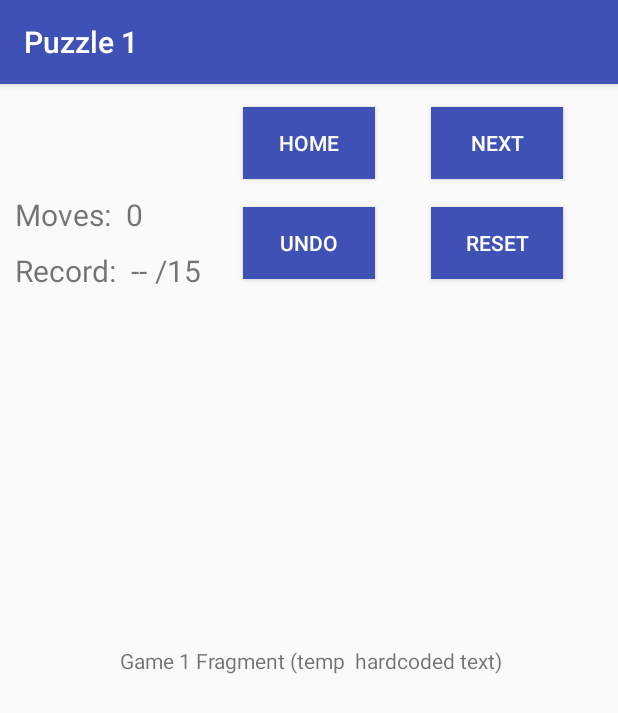
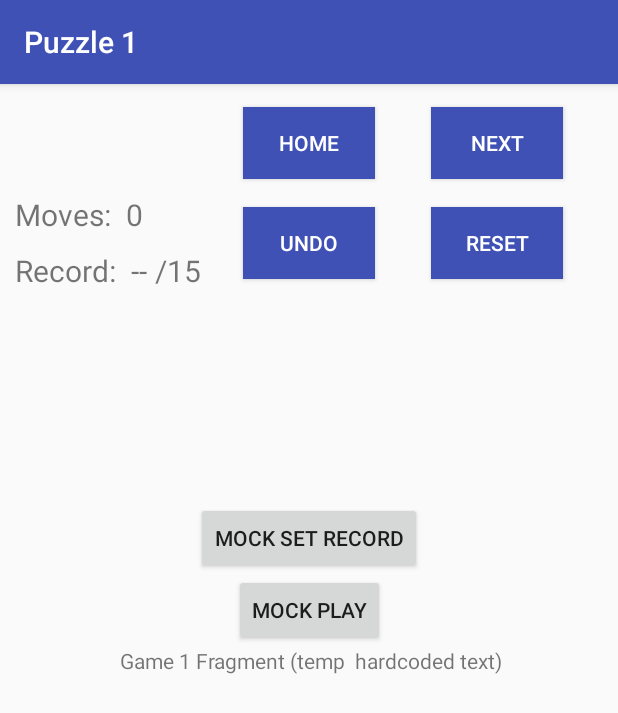
Before and after one commit to xam100/log8405, an Android app: the Play1Fragment screen opened through its navigation route, on a phone screen of 412 x 824 dp. Shown: the top 713 px of the screen. Run offline under Robolectric (Android 15) with nearby library versions, the light colour scheme and no system bars; our stand-ins replace navigation-ui.

Commit message:
added mocked play functionality

```diff
--- a/app/src/main/java/com/example/unlock/Play1Fragment.kt
+++ b/app/src/main/java/com/example/unlock/Play1Fragment.kt
@@ -5,6 +5,7 @@ import android.view.*
 import androidx.fragment.app.Fragment
 import androidx.navigation.fragment.findNavController
 import com.example.unlock.databinding.FragmentPlay1Binding
+
 
 /**
  * A simple [Fragment] subclass as the Play destination in the navigation.
@@ -43,6 +44,22 @@ class Play1Fragment : Fragment() {
             findNavController().navigate(R.id.action_play1Fragment_to_MenuFragment)
         }
 
+        binding.buttonMockPlay.setOnClickListener {
+            binding.currentMoves1.text = (binding.currentMoves1.text.toString().toInt()+1).toString()
+        }
+
+        binding.buttonUndo1.setOnClickListener {
+            binding.currentMoves1.text = (binding.currentMoves1.text.toString().toInt()-1).toString()
+        }
+
+        binding.buttonReset1.setOnClickListener {
+            binding.currentMoves1.text = (0).toString()
+        }
+
+        binding.buttonMockSetRecord.setOnClickListener {
+            //todo add condition to check that the the number of current moves is less that the current record and that it is indeed a record
+            binding.currentReccord1.text = binding.currentMoves1.text.toString()
+        }
 
     }
 
--- a/app/src/main/res/layout/fragment_play1.xml
+++ b/app/src/main/res/layout/fragment_play1.xml
@@ -38,6 +38,24 @@
         app:layout_constraintEnd_toEndOf="parent"
         app:layout_constraintStart_toStartOf="parent"
         app:layout_constraintTop_toTopOf="parent" />
+
+    <Button
+        android:id="@+id/button_mock_play"
+        android:layout_width="wrap_content"
+        android:layout_height="wrap_content"
+        android:text="Mock Play"
+        app:layout_constraintBottom_toTopOf="@+id/textView2"
+        app:layout_constraintEnd_toEndOf="parent"
+        app:layout_constraintStart_toStartOf="parent" />
+
+    <Button
+        android:id="@+id/button_mock_set_record"
+        android:layout_width="wrap_content"
+        android:layout_height="wrap_content"
+        android:text="Mock Set Record"
+        app:layout_constraintBottom_toTopOf="@+id/button_mock_play"
+        app:layout_constraintEnd_toEndOf="parent"
+        app:layout_constraintStart_toStartOf="parent" />
 
     <androidx.constraintlayout.widget.ConstraintLayout
         android:id="@+id/movesUI"
@@ -101,7 +119,7 @@
             app:layout_constraintTop_toTopOf="@+id/reccordLabel" />
 
         <Button
-            android:id="@+id/undo1"
+            android:id="@+id/button_undo1"
             android:layout_width="wrap_content"
             android:layout_height="wrap_content"
             android:background="@color/blue"
@@ -113,7 +131,7 @@
             app:layout_constraintTop_toTopOf="parent" />
 
         <Button
-            android:id="@+id/reset1"
+            android:id="@+id/button_reset1"
             android:layout_width="wrap_content"
             android:layout_height="wrap_content"
             android:background="@color/blue"
@@ -121,7 +139,7 @@
             android:textColor="@color/white"
             app:layout_constraintBottom_toBottomOf="parent"
             app:layout_constraintEnd_toEndOf="parent"
-            app:layout_constraintStart_toEndOf="@+id/undo1"
+            app:layout_constraintStart_toEndOf="@+id/button_undo1"
             app:layout_constraintTop_toTopOf="parent" />
     </androidx.constraintlayout.widget.ConstraintLayout>
 
--- a/app/src/main/res/layout/fragment_play2.xml
+++ b/app/src/main/res/layout/fragment_play2.xml
@@ -68,7 +68,7 @@
             app:layout_constraintTop_toTopOf="@+id/reccordLabel" />
 
         <Button
-            android:id="@+id/undo1"
+            android:id="@+id/button_undo1"
             android:layout_width="wrap_content"
             android:layout_height="wrap_content"
             android:background="@color/blue"
@@ -80,7 +80,7 @@
             app:layout_constraintTop_toTopOf="parent" />
 
         <Button
-            android:id="@+id/reset1"
+            android:id="@+id/button_reset1"
             android:layout_width="wrap_content"
             android:layout_height="wrap_content"
             android:background="@color/blue"
@@ -88,7 +88,7 @@
             android:textColor="@color/white"
             app:layout_constraintBottom_toBottomOf="parent"
             app:layout_constraintEnd_toEndOf="parent"
-            app:layout_constraintStart_toEndOf="@+id/undo1"
+            app:layout_constraintStart_toEndOf="@+id/button_undo1"
             app:layout_constraintTop_toTopOf="parent" />
     </androidx.constraintlayout.widget.ConstraintLayout>
 
--- a/app/src/main/res/layout/fragment_play3.xml
+++ b/app/src/main/res/layout/fragment_play3.xml
@@ -89,7 +89,7 @@
             app:layout_constraintTop_toTopOf="@+id/reccordLabel" />
 
         <Button
-            android:id="@+id/undo1"
+            android:id="@+id/button_undo1"
             android:layout_width="wrap_content"
             android:layout_height="wrap_content"
             android:background="@color/blue"
@@ -101,7 +101,7 @@
             app:layout_constraintTop_toTopOf="parent" />
 
         <Button
-            android:id="@+id/reset1"
+            android:id="@+id/button_reset1"
             android:layout_width="wrap_content"
             android:layout_height="wrap_content"
             android:background="@color/blue"
@@ -109,7 +109,7 @@
             android:textColor="@color/white"
             app:layout_constraintBottom_toBottomOf="parent"
             app:layout_constraintEnd_toEndOf="parent"
-            app:layout_constraintStart_toEndOf="@+id/undo1"
+            app:layout_constraintStart_toEndOf="@+id/button_undo1"
             app:layout_constraintTop_toTopOf="parent" />
     </androidx.constraintlayout.widget.ConstraintLayout>
 
```
